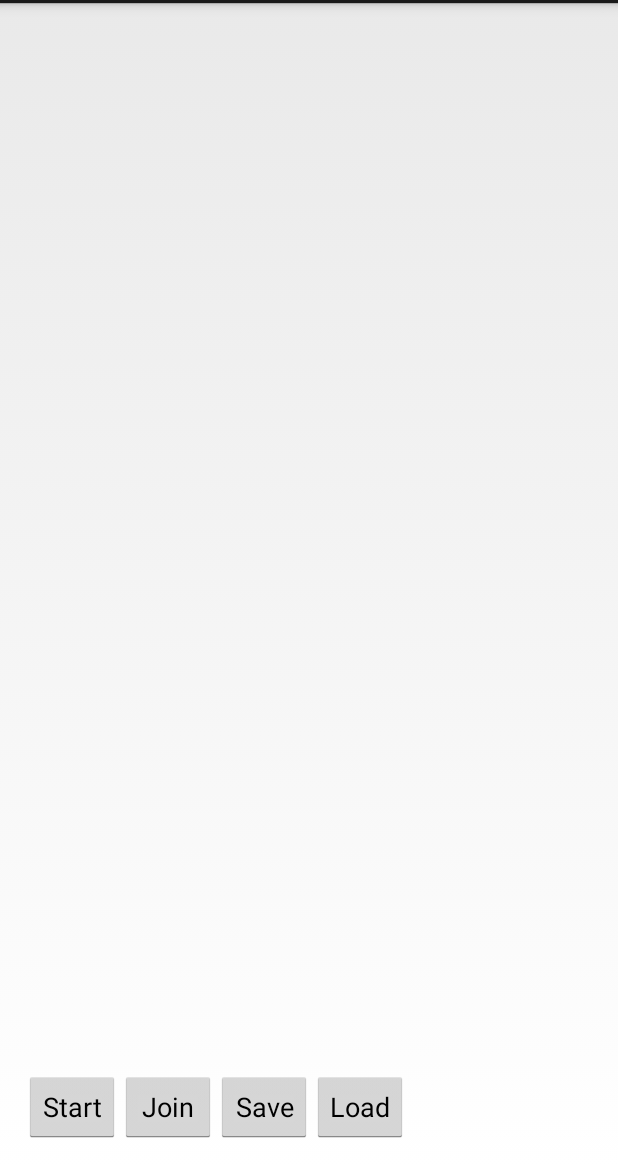
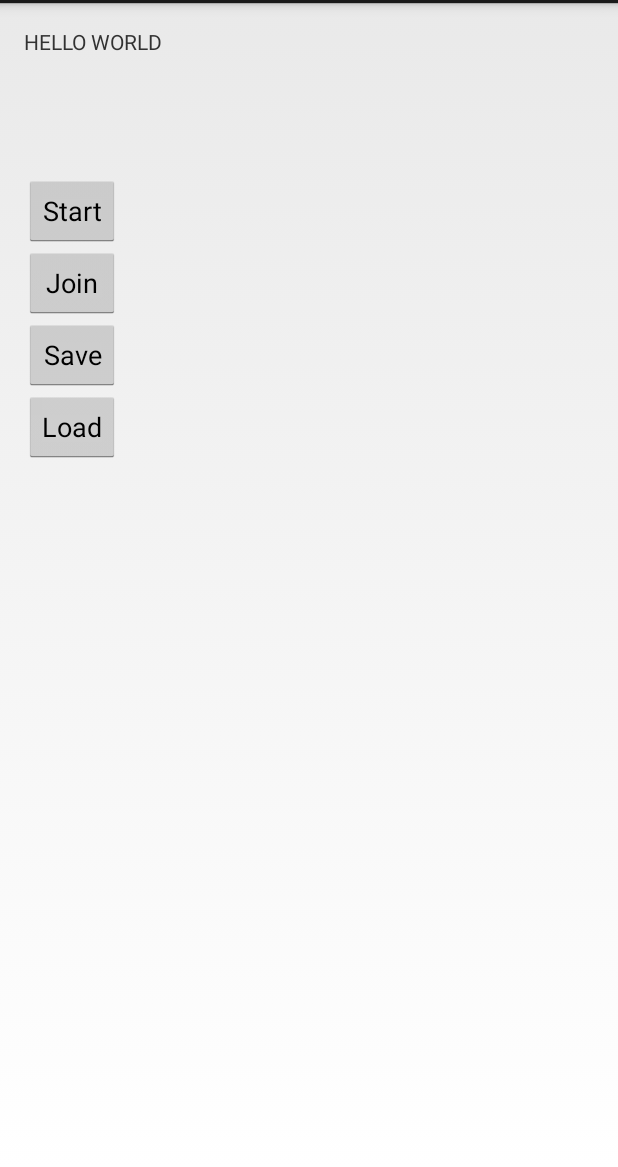
Before and after one commit to cyngus84/Ochre, an Android app: the layout activity_card_table.xml on its own in the app's theme, with its tools: preview values and no code run, on a phone screen of 412 x 824 dp, the part 69-1236 px from its top. Run offline under Robolectric (Android 15) with nearby library versions, the phone set to English and light mode, and no system bars.

Commit message:
Add a layout for phones
Add a very primitive layout for phones, it simply stacks everything
on top of each other, but it works.

```diff
--- a/Ochre/src/main/AndroidManifest.xml
+++ b/Ochre/src/main/AndroidManifest.xml
@@ -22,8 +22,7 @@
         android:theme="@style/AppTheme" >
         <activity
             android:name="com.randomsymphony.games.ochre.CardTableActivity"
-            android:label="@string/app_name"
-            android:screenOrientation="landscape" >
+            android:label="@string/app_name">
             <intent-filter>
                 <action android:name="android.intent.action.MAIN" />
 
--- a/Ochre/src/main/java/com/randomsymphony/games/ochre/CardTableActivity.java
+++ b/Ochre/src/main/java/com/randomsymphony/games/ochre/CardTableActivity.java
@@ -35,6 +35,7 @@ import com.randomsymphony.games.ochre.ui.ScoreBoard;
 import com.randomsymphony.games.ochre.ui.TableDisplay;
 import com.randomsymphony.games.ochre.ui.TrumpDisplay;
 
+import android.content.pm.ActivityInfo;
 import android.net.Uri;
 import android.os.AsyncTask;
 import android.os.Bundle;
@@ -101,6 +102,11 @@ public class CardTableActivity extends FragmentActivity {
 
     @Override
     protected void onCreate(Bundle savedInstanceState) {
+        boolean landscape = getResources().getBoolean(R.bool.landscape);
+        setRequestedOrientation(landscape ?
+                ActivityInfo.SCREEN_ORIENTATION_LANDSCAPE :
+                ActivityInfo.SCREEN_ORIENTATION_PORTRAIT);
+        setRequestedOrientation(ActivityInfo.SCREEN_ORIENTATION_LOCKED);
         super.onCreate(savedInstanceState);
         setContentView(R.layout.activity_card_table);
         initGameState();
--- /dev/null
+++ b/Ochre/src/main/res/layout-large/activity_card_table.xml
@@ -0,0 +1,91 @@
+<RelativeLayout xmlns:android="http://schemas.android.com/apk/res/android"
+    xmlns:tools="http://schemas.android.com/tools"
+    android:layout_width="match_parent"
+    android:layout_height="match_parent"
+    android:paddingBottom="@dimen/activity_vertical_margin"
+    android:paddingLeft="@dimen/activity_horizontal_margin"
+    android:paddingRight="@dimen/activity_horizontal_margin"
+    android:paddingTop="@dimen/activity_vertical_margin"
+    tools:context=".CardTableActivity" >
+    <FrameLayout
+        android:id="@+id/trump_controls"
+        android:layout_width="wrap_content"
+        android:layout_height="wrap_content"
+        android:layout_alignParentLeft="true"
+        android:layout_alignParentTop="true" />
+    <TextView
+        android:id="@+id/short_url"
+        android:layout_width="wrap_content"
+        android:layout_height="wrap_content"
+        android:layout_alignParentTop="true"
+        android:layout_centerHorizontal="true"/>
+    <FrameLayout
+        android:id="@+id/score_board"
+        android:layout_width="200dp"
+        android:layout_height="wrap_content"
+        android:layout_alignParentRight="true"
+        android:layout_alignParentTop="true" />
+    <FrameLayout
+        android:id="@+id/table_display"
+        android:layout_width="wrap_content"
+        android:layout_height="wrap_content"
+        android:layout_margin="@dimen/player_margin"
+        android:layout_centerInParent="true"/>
+    <FrameLayout
+        android:id="@+id/player0"
+        android:layout_width="wrap_content"
+        android:layout_height="wrap_content"
+        android:layout_margin="@dimen/player_margin"
+        android:layout_toLeftOf="@id/table_display"
+        android:layout_centerVertical="true"/>
+    <FrameLayout
+        android:id="@+id/player1"
+        android:layout_width="wrap_content"
+        android:layout_height="wrap_content"
+        android:layout_margin="@dimen/player_margin"
+        android:layout_above="@id/table_display"
+        android:layout_centerHorizontal="true"/>
+    <FrameLayout
+        android:id="@+id/player2"
+        android:layout_width="wrap_content"
+        android:layout_height="wrap_content"
+        android:layout_margin="@dimen/player_margin"
+        android:layout_toRightOf="@id/table_display"
+        android:layout_centerVertical="true"/>
+    <FrameLayout
+        android:id="@+id/player3"
+        android:layout_width="wrap_content"
+        android:layout_height="wrap_content"
+        android:layout_margin="@dimen/player_margin"
+        android:layout_below="@id/table_display"
+        android:layout_centerHorizontal="true"/>
+    <Button
+        android:id="@+id/start"
+        android:layout_width="wrap_content"
+        android:layout_height="wrap_content"
+        android:layout_alignParentBottom="true"
+        android:layout_alignParentLeft="true"
+        android:text="@string/start" />
+    <Button
+        android:id="@+id/join"
+        android:layout_width="wrap_content"
+        android:layout_height="wrap_content"
+        android:layout_alignParentBottom="true"
+        android:layout_toRightOf="@id/start"
+        android:text="@string/join"/>
+    <Button
+        android:id="@+id/save"
+        android:visibility="visible"
+        android:layout_width="wrap_content"
+        android:layout_height="wrap_content"
+        android:layout_toRightOf="@id/join"
+        android:layout_alignTop="@id/start"
+        android:text="@string/save" />
+    <Button
+        android:id="@+id/load"
+        android:layout_width="wrap_content"
+        android:layout_height="wrap_content"
+        android:layout_toRightOf="@id/save"
+        android:layout_alignTop="@id/start"
+        android:text="@string/load"/>
+</RelativeLayout>
--- a/Ochre/src/main/res/layout/activity_card_table.xml
+++ b/Ochre/src/main/res/layout/activity_card_table.xml
@@ -1,91 +1,91 @@
-<RelativeLayout xmlns:android="http://schemas.android.com/apk/res/android"
+<ScrollView xmlns:android="http://schemas.android.com/apk/res/android"
     xmlns:tools="http://schemas.android.com/tools"
     android:layout_width="match_parent"
     android:layout_height="match_parent"
     android:paddingBottom="@dimen/activity_vertical_margin"
     android:paddingLeft="@dimen/activity_horizontal_margin"
     android:paddingRight="@dimen/activity_horizontal_margin"
-    android:paddingTop="@dimen/activity_vertical_margin"
-    tools:context=".CardTableActivity" >
+    android:paddingTop="@dimen/activity_vertical_margin">
+
+    <LinearLayout
+        android:layout_width="match_parent"
+        android:layout_height="match_parent"
+        android:orientation="vertical"
+        tools:context=".CardTableActivity">
+
+        <TextView
+            android:layout_width="wrap_content"
+            android:layout_height="wrap_content"
+            android:text="HELLO WORLD" />
+
         <FrameLayout
             android:id="@+id/trump_controls"
             android:layout_width="wrap_content"
-        android:layout_height="wrap_content"
-        android:layout_alignParentLeft="true"
-        android:layout_alignParentTop="true" />
+            android:layout_height="wrap_content" />
+
         <TextView
             android:id="@+id/short_url"
             android:layout_width="wrap_content"
-        android:layout_height="wrap_content"
-        android:layout_alignParentTop="true"
-        android:layout_centerHorizontal="true"/>
+            android:layout_height="wrap_content" />
+
         <FrameLayout
             android:id="@+id/score_board"
             android:layout_width="200dp"
-        android:layout_height="wrap_content"
-        android:layout_alignParentRight="true"
-        android:layout_alignParentTop="true" />
+            android:layout_height="wrap_content" />
+
         <FrameLayout
             android:id="@+id/table_display"
             android:layout_width="wrap_content"
             android:layout_height="wrap_content"
-        android:layout_margin="@dimen/player_margin"
-        android:layout_centerInParent="true"/>
+            android:layout_margin="@dimen/player_margin" />
+
         <FrameLayout
             android:id="@+id/player0"
             android:layout_width="wrap_content"
             android:layout_height="wrap_content"
-        android:layout_margin="@dimen/player_margin"
-        android:layout_toLeftOf="@id/table_display"
-        android:layout_centerVertical="true"/>
+            android:layout_margin="@dimen/player_margin" />
+
         <FrameLayout
             android:id="@+id/player1"
             android:layout_width="wrap_content"
             android:layout_height="wrap_content"
-        android:layout_margin="@dimen/player_margin"
-        android:layout_above="@id/table_display"
-        android:layout_centerHorizontal="true"/>
+            android:layout_margin="@dimen/player_margin" />
+
         <FrameLayout
             android:id="@+id/player2"
             android:layout_width="wrap_content"
             android:layout_height="wrap_content"
-        android:layout_margin="@dimen/player_margin"
-        android:layout_toRightOf="@id/table_display"
-        android:layout_centerVertical="true"/>
+            android:layout_margin="@dimen/player_margin" />
+
         <FrameLayout
             android:id="@+id/player3"
             android:layout_width="wrap_content"
             android:layout_height="wrap_content"
-        android:layout_margin="@dimen/player_margin"
-        android:layout_below="@id/table_display"
-        android:layout_centerHorizontal="true"/>
+            android:layout_margin="@dimen/player_margin" />
+
         <Button
             android:id="@+id/start"
             android:layout_width="wrap_content"
             android:layout_height="wrap_content"
-        android:layout_alignParentBottom="true"
-        android:layout_alignParentLeft="true"
             android:text="@string/start" />
+
         <Button
             android:id="@+id/join"
             android:layout_width="wrap_content"
             android:layout_height="wrap_content"
-        android:layout_alignParentBottom="true"
-        android:layout_toRightOf="@id/start"
-        android:text="@string/join"/>
+            android:text="@string/join" />
+
         <Button
             android:id="@+id/save"
-        android:visibility="visible"
             android:layout_width="wrap_content"
             android:layout_height="wrap_content"
-        android:layout_toRightOf="@id/join"
-        android:layout_alignTop="@id/start"
-        android:text="@string/save" />
+            android:text="@string/save"
+            android:visibility="visible" />
+
         <Button
             android:id="@+id/load"
             android:layout_width="wrap_content"
             android:layout_height="wrap_content"
-        android:layout_toRightOf="@id/save"
-        android:layout_alignTop="@id/start"
-        android:text="@string/load"/>
-</RelativeLayout>
+            android:text="@string/load" />
+    </LinearLayout>
+</ScrollView>
--- /dev/null
+++ b/Ochre/src/main/res/values-large/bools.xml
@@ -0,0 +1,4 @@
+<?xml version="1.0" encoding="utf-8"?>
+<resources>
+    <bool name="landscape">true</bool>
+</resources>
--- /dev/null
+++ b/Ochre/src/main/res/values/bools.xml
@@ -0,0 +1,4 @@
+<?xml version="1.0" encoding="utf-8"?>
+<resources>
+    <bool name="landscape">false</bool>
+</resources>
--- a/Ochre/src/main/res/values/strings.xml
+++ b/Ochre/src/main/res/values/strings.xml
@@ -24,4 +24,5 @@
     <string name="shortener_base">http://goo.gl/</string>
     <string name="enabled">Sit</string>
     <string name="set_player_name">Type name</string>
+    <string name="landscape">landscape</string>
 </resources>
```
Lines whose indentation alone changed are shown as unchanged.
